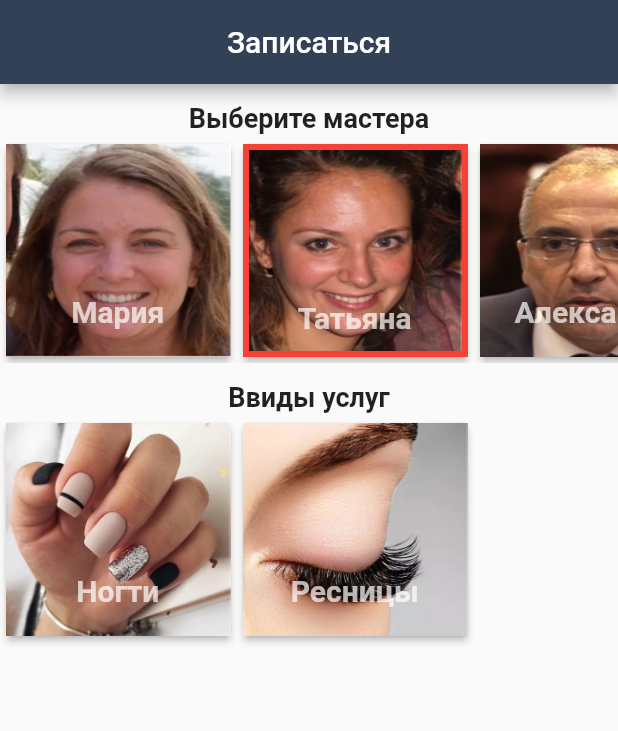
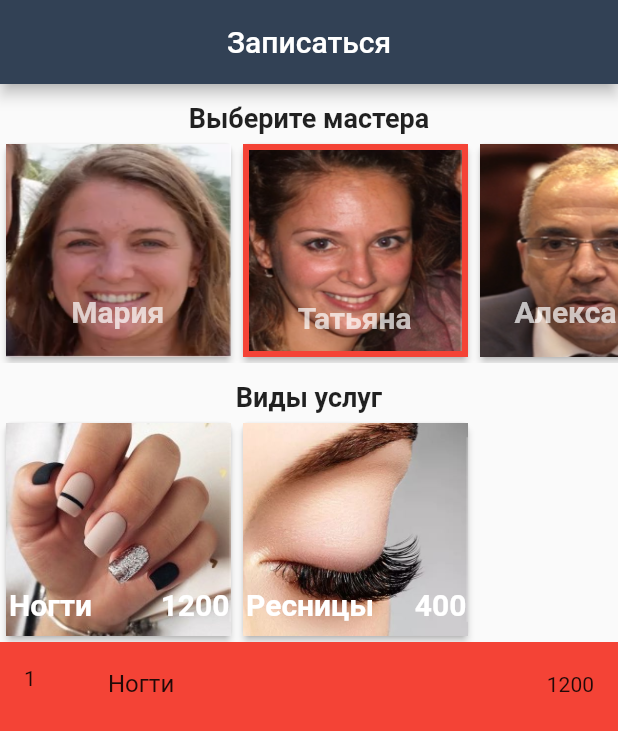
Before and after one commit to insignity/imake_project01, a Flutter app: the SignUpForm screen opened by its route, after a tap on "Татьяна", after a tap on "Ногти", on a phone screen of 412 x 824 dp. Shown: the top 731 px of the screen. Run offline on Flutter 3.47's test engine with Material 2 defaults, Android fonts, the light colour scheme and no system bars; our stand-ins replace bloc, charts_flutter, curved_navigation_bar, image_cropper, image_picker, sms_autofill and 1 more; missing offline and left inert: gender_selection, graphic.

Commit message:
added list tile

```diff
--- a/lib/data/lists/freelancers.dart
+++ b/lib/data/lists/freelancers.dart
@@ -8,49 +8,59 @@ final services1 = <Service>[
   Service(
       name: "Ресницы",
       image: AssetImage("assets/images/services/11.jpg"),
+      minutes: 60,
       price: 500),
   Service(
       name: "Ногти",
-      image: AssetImage("assets/images/services/1.jpg"),
+      image: AssetImage("assets/images/services/1.JPG"),
+      minutes: 120,
       price: 1500),
 ];
 final services2 = <Service>[
   Service(
       name: "Ногти",
+      minutes: 120,
       image: AssetImage("assets/images/services/2.jpg"),
       price: 1200),
   Service(
       name: "Ресницы",
       image: AssetImage("assets/images/services/22.JPG"),
+      minutes: 120,
       price: 400),
 ];
 final services3 = <Service>[
   Service(
       name: "Ногти",
+      minutes: 120,
       image: AssetImage("assets/images/services/3.JPG"),
       price: 1200),
   Service(
       name: "Ресницы",
+      minutes: 60,
       image: AssetImage("assets/images/services/33.JPG"),
       price: 400),
 ];
 final services4 = <Service>[
   Service(
       name: "Ногти",
+      minutes: 120,
       image: AssetImage("assets/images/services/4.JPG"),
       price: 1200),
   Service(
       name: "Ресницы",
+      minutes: 60,
       image: AssetImage("assets/images/services/44.JPG"),
       price: 400),
 ];
 final services5 = <Service>[
   Service(
       name: "Ногти",
+      minutes: 120,
       image: AssetImage("assets/images/services/5.JPG"),
       price: 1200),
   Service(
       name: "Ресницы",
+      minutes: 60,
       image: AssetImage("assets/images/services/55.JPG"),
       price: 400),
 ];
--- a/lib/entity/service.dart
+++ b/lib/entity/service.dart
@@ -5,6 +5,7 @@ class Service {
   String description;
   AssetImage image;
   int price;
+  int minutes;
 
-  Service({this.name, this.description, this.image, this.price});
+  Service({this.name, this.description, this.image, this.price, this.minutes});
 }
--- a/lib/main.dart
+++ b/lib/main.dart
@@ -5,7 +5,6 @@ import 'package:real/ui/home/home_screen.dart';
 import 'package:flutter/cupertino.dart';
 import 'package:real/ui/auth/confirm/confirm.dart';
 import 'package:flutter_localizations/flutter_localizations.dart';
-import 'package:real/ui/profile/big_data_page.dart';
 import 'package:real/ui/second_component/sign_up/form.dart';
 
 import 'entity/profile.dart';
@@ -60,7 +59,7 @@ class RealApp extends StatelessWidget {
                     TextStyle(fontSize: 18, fontWeight: FontWeight.normal)),
           ),
         ),
-        home: AuthorizationPage(),
+        home: SignUpForm(),
         routes: {
           '/start': (BuildContext context) => RealApp(),
           '/auth': (BuildContext context) => AuthorizationPage(),
--- a/lib/ui/second_component/sign_up/form.dart
+++ b/lib/ui/second_component/sign_up/form.dart
@@ -1,5 +1,7 @@
 import 'package:flutter/material.dart';
+import 'package:flutter/rendering.dart';
 import 'package:real/data/lists/freelancers.dart';
+import 'package:real/entity/service.dart';
 
 class SignUpForm extends StatefulWidget {
   @override
@@ -9,13 +11,26 @@ class SignUpForm extends StatefulWidget {
 class _SignUpFormState extends State<SignUpForm> {
   ListView listWorker;
   ScrollController scrollController;
-  int activeIndex = -1;
+  int activeIndex = 0;
+  List<Widget> basket = [Container()];
+  int countOfItemsInBasket = 0;
 
   BoxDecoration activeMaster(int index) {
     return BoxDecoration(
         border: Border.all(color: Colors.red, width: 4.0),
         image: DecorationImage(
             fit: BoxFit.fill, image: freelancers[index].avatar));
+  }
+
+  addServiceToBasket(Service service) {
+    setState(() {
+      countOfItemsInBasket++;
+      basket.add(ListTile(
+        leading: Text(countOfItemsInBasket.toString()),
+        title: Text(service.name),
+        trailing: Text(service.price.toString()),
+      ));
+    });
   }
 
   changeActiveIndex(int index) {
@@ -77,6 +92,8 @@ class _SignUpFormState extends State<SignUpForm> {
               elevation: 2.0,
               child: InkWell(
                   onTap: () {
+                    addServiceToBasket(
+                        freelancers[activeIndex].services[index]);
                     //changeActiveIndex(index);
                   },
                   child: Container(
@@ -97,16 +114,31 @@ class _SignUpFormState extends State<SignUpForm> {
                         Expanded(
                           child: Container(
                               padding: EdgeInsets.only(top: 100),
-                              child: Column(
+                              child: Row(
                                 children: [
-                                  Text(
+                                  Expanded(
+                                    child: Padding(
+                                      padding: const EdgeInsets.only(left: 2.0),
+                                      child: Text(
                                           freelancers[activeIndex]
                                               .services[index]
                                               .name,
                                           style: TextStyle(
                                             fontSize: 20,
                                             fontWeight: FontWeight.bold,
-                                        color: Colors.white70,
+                                            color: Colors.white,
+                                          )),
+                                    ),
+                                  ),
+                                  Text(
+                                      freelancers[activeIndex]
+                                          .services[index]
+                                          .price
+                                          .toString(),
+                                      style: TextStyle(
+                                        fontSize: 20,
+                                        fontWeight: FontWeight.bold,
+                                        color: Colors.white,
                                       )),
                                 ],
                               ),
@@ -122,33 +154,37 @@ class _SignUpFormState extends State<SignUpForm> {
         automaticallyImplyLeading: false,
         title: Center(child: Text('Записаться')),
       ),
-      body: Column(
-        children: [
+      body: Container(
+          child: Column(children: [
         Container(
             child: Text(
           'Выберите мастера',
           style:
               TextStyle(height: 2, fontSize: 18, fontWeight: FontWeight.bold),
         )),
-          Container(height: 150, child: listWorker),
-          ((activeIndex > -1) && (activeIndex < 6))
-              ? Column(
-                  children: [
+        Container(
+          height: 150,
+          child: listWorker,
+        ),
+        Column(children: [
           Container(
             child: Text(
-                        "Ввиды услуг",
+              "Виды услуг",
               style: TextStyle(
-                            height: 2,
-                            fontSize: 18,
-                            fontWeight: FontWeight.bold),
+                  height: 2, fontSize: 18, fontWeight: FontWeight.bold),
             ),
           ),
+        ]),
         Container(height: 150, child: listServices),
-                  ],
-                )
-              : Container()
-        ],
+        Expanded(
+            child: Container(
+          alignment: Alignment.bottomCenter,
+          color: Colors.red,
+          child: Column(
+            children: basket,
           ),
+        ))
+      ])),
     );
   }
 }
```
Lines whose indentation alone changed are shown as unchanged.
